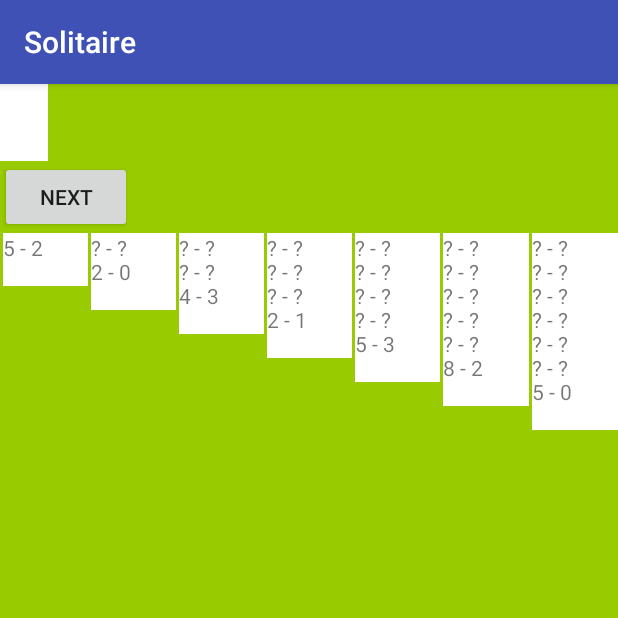
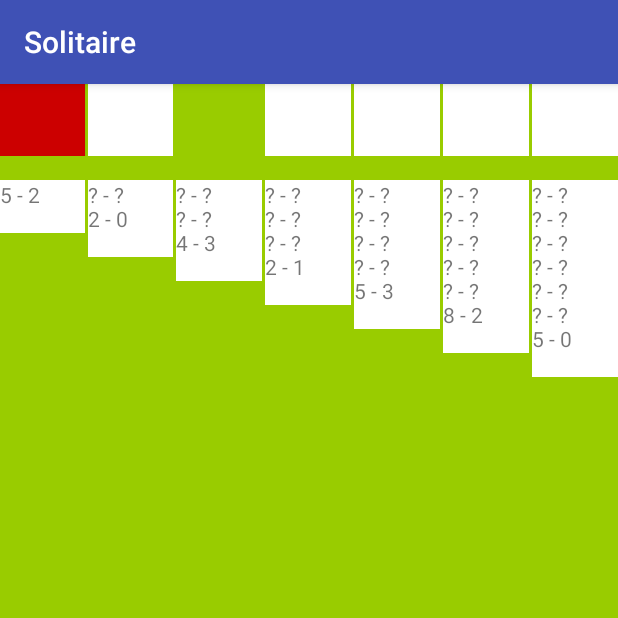
Before and after one commit to RodrigoDavy/Solitaire, an Android app: the screen it shows after launch (MainActivity), on a phone screen of 412 x 824 dp, the top half of it. Run offline under Robolectric (Android 15) with nearby library versions, the phone set to English and light mode, and no system bars.

Commit message:
UI update

```diff
--- a/app/src/main/res/layout/activity_main.xml
+++ b/app/src/main/res/layout/activity_main.xml
@@ -7,33 +7,91 @@
     android:background="@android:color/holo_green_light"
     tools:context="com.example.rodrigo.solitaire.MainActivity">
 
-    <TextView
-        android:id="@+id/deck"
-        android:padding="16dp"
-        android:layout_width="wrap_content"
-        android:layout_height="wrap_content"
-        android:background="@android:color/white"
-        android:onClick="selectDeck"
-        android:text="" />
+    <LinearLayout
+        android:layout_width="match_parent"
+        android:layout_height="wrap_content">
 
-    <Button
-        android:layout_width="wrap_content"
-        android:layout_height="wrap_content"
-        android:text="Next"
-        android:onClick="next"/>
+        <Button
+            android:layout_width="0dp"
+            android:layout_height="match_parent"
+            android:layout_weight="1"
+            android:background="@android:color/holo_red_dark"
+            android:onClick="next"/>
+
+        <TextView
+            android:id="@+id/deck"
+            android:layout_width="0dp"
+            android:layout_height="match_parent"
+            android:layout_weight="1"
+            android:layout_marginStart="2dp"
+            android:layout_marginLeft="2dp"
+            android:background="@android:color/white"
+            android:onClick="selectDeck"
+            android:text="" />
+
+        <TextView
+            android:layout_width="0dp"
+            android:layout_height="match_parent"
+            android:layout_weight="1"
+            android:layout_marginStart="2dp"
+            android:layout_marginLeft="2dp" />
+
+        <TextView
+            android:id="@+id/upper1"
+            android:layout_width="0dp"
+            android:layout_height="match_parent"
+            android:layout_weight="1"
+            android:layout_marginStart="2dp"
+            android:layout_marginLeft="2dp"
+            android:background="@android:color/white"
+            android:onClick="selectDeck"
+            android:text="" />
+
+        <TextView
+            android:id="@+id/upper2"
+            android:layout_width="0dp"
+            android:layout_height="match_parent"
+            android:layout_weight="1"
+            android:layout_marginStart="2dp"
+            android:layout_marginLeft="2dp"
+            android:background="@android:color/white"
+            android:onClick="selectDeck"
+            android:text="" />
+
+        <TextView
+            android:id="@+id/upper3"
+            android:layout_width="0dp"
+            android:layout_height="match_parent"
+            android:layout_weight="1"
+            android:layout_marginStart="2dp"
+            android:layout_marginLeft="2dp"
+            android:background="@android:color/white"
+            android:onClick="selectDeck"
+            android:text="" />
+
+        <TextView
+            android:id="@+id/upper4"
+            android:layout_width="0dp"
+            android:layout_height="match_parent"
+            android:layout_weight="1"
+            android:layout_marginStart="2dp"
+            android:layout_marginLeft="2dp"
+            android:background="@android:color/white"
+            android:onClick="selectDeck"
+            android:text="" />
+    </LinearLayout>
 
     <LinearLayout
         android:id="@+id/lower_stack"
         android:layout_width="match_parent"
-        android:layout_height="wrap_content">
+        android:layout_height="wrap_content"
+        android:layout_marginTop="16dp">
 
         <TextView
             android:id="@+id/pilha0"
             android:layout_width="0dp"
             android:layout_height="wrap_content"
             android:layout_weight="1"
-            android:layout_marginStart="2dp"
-            android:layout_marginLeft="2dp"
             android:background="@android:color/white"
             android:onClick="selectLower"/>
 
```
